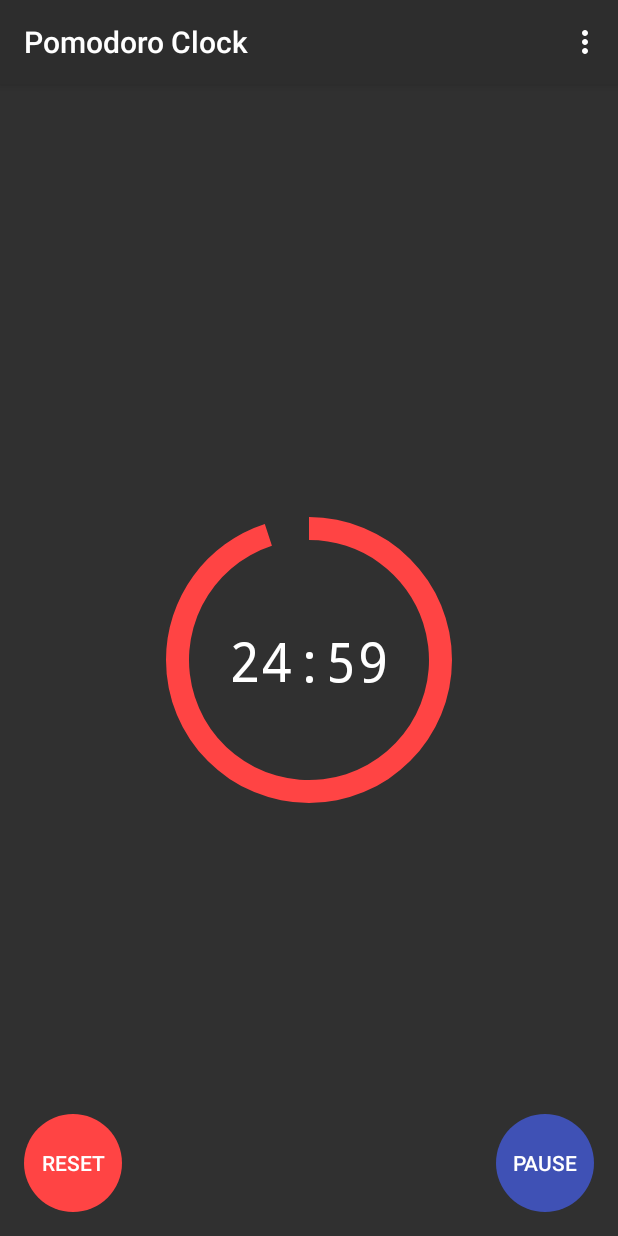
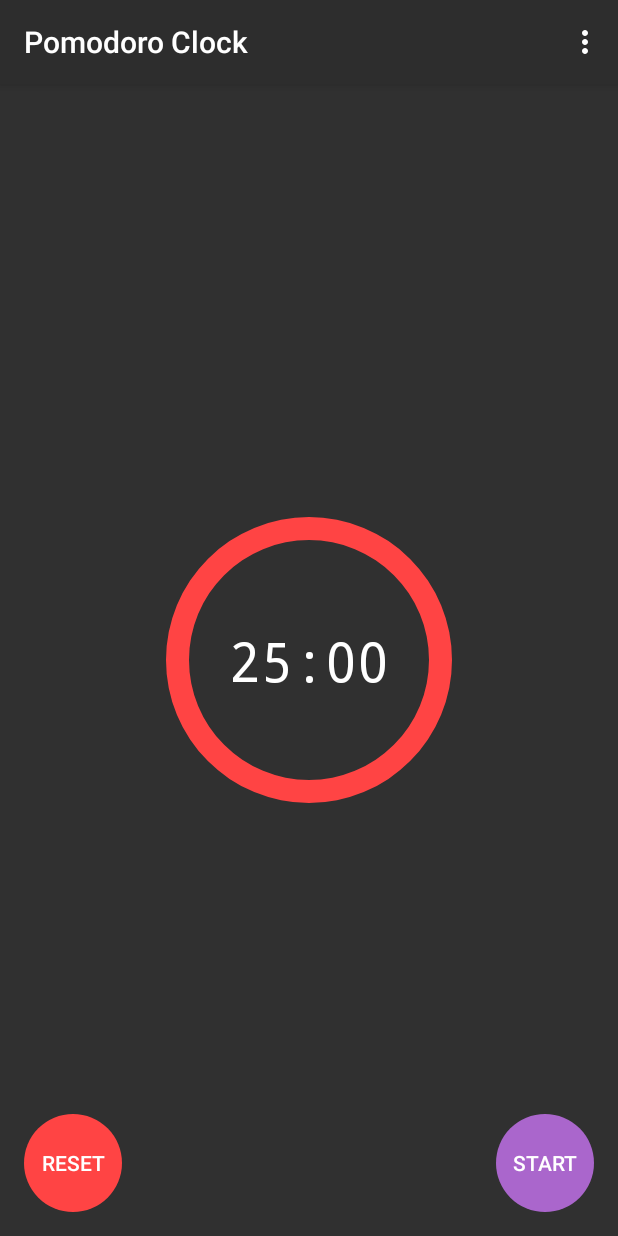
Before and after one commit to Matheus-0/Pomodoro-Clock, an Android app: the screen it shows after launch (MainActivity), after a tap on "RESET", on a phone screen of 412 x 824 dp. Run offline under Robolectric (Android 15) with nearby library versions, the phone set to English and light mode, and no system bars.

Commit message:
Added all the functionalities for the timer and did some improvements in the code.

```diff
--- a/app/src/main/java/com/example/pomodoroclock/MainActivity.java
+++ b/app/src/main/java/com/example/pomodoroclock/MainActivity.java
@@ -1,44 +1,57 @@
 package com.example.pomodoroclock;
 
+import androidx.annotation.NonNull;
 import androidx.appcompat.app.AppCompatActivity;
 
 import android.os.Bundle;
 import android.os.CountDownTimer;
 import android.view.Menu;
 import android.view.View;
+import android.widget.Button;
+import android.widget.ProgressBar;
 import android.widget.TextView;
 
 import java.util.concurrent.TimeUnit;
 
 public class MainActivity extends AppCompatActivity {
+    boolean isThereTimer = false;
+    boolean isTimeRunning = false;
+    long startTime = 1500000;
+    long millisLeft = startTime;
+    Button resumePauseButton, resetButton;
+    CountDownTimer timer;
+    ProgressBar timerProgressBar;
     TextView timerText;
-
-    public void startTimer(View view) {
-        timerText = findViewById(R.id.textView);
-
-        new CountDownTimer(1500000, 1000) {
-
-            @Override
-            public void onTick(long millisUntilFinished) {
-                String second = String.valueOf(TimeUnit.MILLISECONDS.toSeconds(millisUntilFinished) % 60);
-                String minute = String.valueOf(TimeUnit.MILLISECONDS.toMinutes(millisUntilFinished) % 60);
-
-                if (Integer.parseInt(second) < 10)
-                    second = "0" + second;
-
-                timerText.setText(getString(R.string.time, minute, second));
-            }
-
-            @Override
-            public void onFinish() {
-            }
-        }.start();
-    }
 
     @Override
     protected void onCreate(Bundle savedInstanceState) {
         super.onCreate(savedInstanceState);
         setContentView(R.layout.activity_main);
+
+        resumePauseButton = findViewById(R.id.resumePauseButton);
+        resetButton = findViewById(R.id.resetButton);
+        timerProgressBar = findViewById(R.id.progressBar);
+        timerText = findViewById(R.id.textView);
+
+        timerProgressBar.setMax((int) TimeUnit.MILLISECONDS.toSeconds(startTime));
+        timerProgressBar.setProgress(timerProgressBar.getMax());
+
+        resumePauseButton.setOnClickListener(new View.OnClickListener() {
+            @Override
+            public void onClick(View v) {
+                if (isTimeRunning)
+                    pauseTimer();
+                else
+                    startTimer();
+            }
+        });
+
+        resetButton.setOnClickListener(new View.OnClickListener() {
+            @Override
+            public void onClick(View v) {
+                resetTimer();
+            }
+        });
     }
 
     @Override
@@ -47,4 +60,91 @@ public class MainActivity extends AppCompatActivity {
 
         return true;
     }
+
+    private void startTimer() {
+        isThereTimer = true;
+        isTimeRunning = true;
+
+        timer = new CountDownTimer(millisLeft, 10) {
+
+            @Override
+            public void onTick(long millisUntilFinished) {
+                millisLeft = millisUntilFinished;
+
+                updateTimerProgress();
+            }
+
+            @Override
+            public void onFinish() {
+                resetTimer();
+            }
+        }.start();
+
+        updateResumePauseButton();
+    }
+
+    private void destroyTimer() {
+        timer.cancel();
+
+        isThereTimer = false;
+        isTimeRunning = false;
+    }
+
+    private void pauseTimer() {
+        destroyTimer();
+        updateResumePauseButton();
+    }
+
+    private void resetTimer() {
+        if (isThereTimer)
+            destroyTimer();
+
+        millisLeft = startTime;
+
+        updateTimerProgress();
+        resetResumePauseButton();
+    }
+
+    private void updateTimerProgress() {
+        String second = String.valueOf(TimeUnit.MILLISECONDS.toSeconds(millisLeft) % 60);
+        String minute = String.valueOf(TimeUnit.MILLISECONDS.toMinutes(millisLeft) % 60);
+
+        if (Integer.parseInt(second) < 10)
+            second = "0" + second;
+
+        timerText.setText(getString(R.string.time, minute, second));
+        timerProgressBar.setProgress((int) TimeUnit.MILLISECONDS.toSeconds(millisLeft));
+    }
+
+    private void updateResumePauseButton() {
+        resumePauseButton.setText(getString((isTimeRunning) ? R.string.button_pause : R.string.button_play));
+    }
+
+    private void resetResumePauseButton() {
+        resumePauseButton.setText(getString(R.string.button_default));
+    }
+
+    @Override
+    protected void onSaveInstanceState(@NonNull Bundle outState) {
+        super.onSaveInstanceState(outState);
+
+        outState.putBoolean("isThereTimer", isThereTimer);
+        outState.putBoolean("isTimeRunning", isTimeRunning);
+        outState.putLong("millisLeft", millisLeft);
+    }
+
+    @Override
+    protected void onRestoreInstanceState(@NonNull Bundle savedInstanceState) {
+        super.onRestoreInstanceState(savedInstanceState);
+
+        isThereTimer = savedInstanceState.getBoolean("isThereTimer");
+        isTimeRunning = savedInstanceState.getBoolean("isTimeRunning");
+        millisLeft = savedInstanceState.getLong("millisLeft");
+
+        updateTimerProgress();
+        updateResumePauseButton();
+
+        if (isTimeRunning)
+            startTimer();
+    }
 }
--- a/app/src/main/res/layout/activity_main.xml
+++ b/app/src/main/res/layout/activity_main.xml
@@ -13,7 +13,7 @@
         android:layout_height="200dp"
         android:fadeScrollbars="false"
         android:max="100"
-        android:progress="95"
+        android:progress="0"
         android:progressDrawable="@drawable/ic_circular"
         android:progressTint="@android:color/holo_red_light"
         android:rotation="270"
@@ -21,20 +21,6 @@
         app:layout_constraintEnd_toEndOf="parent"
         app:layout_constraintStart_toStartOf="parent"
         app:layout_constraintTop_toTopOf="parent" />
-
-    <ToggleButton
-        android:id="@+id/toggleButton"
-        android:layout_width="65dp"
-        android:layout_height="65dp"
-        android:layout_marginEnd="16dp"
-        android:layout_marginBottom="16dp"
-        android:background="@drawable/ic_round_circle"
-        android:backgroundTint="#3F51B5"
-        android:textColor="#FFFFFF"
-        android:textOff="@string/button_off"
-        android:textOn="@string/button_on"
-        app:layout_constraintBottom_toBottomOf="parent"
-        app:layout_constraintEnd_toEndOf="parent" />
 
     <TextView
         android:id="@+id/textView"
@@ -57,9 +43,20 @@
         android:layout_marginBottom="16dp"
         android:background="@drawable/ic_round_circle"
         android:backgroundTint="@android:color/holo_red_light"
-        android:onClick="startTimer"
         android:text="@string/button_reset"
         app:layout_constraintBottom_toBottomOf="parent"
         app:layout_constraintStart_toStartOf="parent" />
 
+    <Button
+        android:id="@+id/resumePauseButton"
+        android:layout_width="65dp"
+        android:layout_height="65dp"
+        android:layout_marginEnd="16dp"
+        android:layout_marginBottom="16dp"
+        android:background="@drawable/ic_round_circle"
+        android:backgroundTint="@android:color/holo_purple"
+        android:text="@string/button_default"
+        app:layout_constraintBottom_toBottomOf="parent"
+        app:layout_constraintEnd_toEndOf="parent" />
+
 </androidx.constraintlayout.widget.ConstraintLayout>
--- a/app/src/main/res/values/strings.xml
+++ b/app/src/main/res/values/strings.xml
@@ -1,10 +1,11 @@
 <resources>
     <string name="app_name">Pomodoro Clock</string>
-    <string name="button_on">Resume</string>
-    <string name="button_off">Pause</string>
+    <string name="button_play">Resume</string>
+    <string name="button_pause">Pause</string>
     <string name="button_reset">Reset</string>
     <string name="working_timer_option">Set working time</string>
     <string name="break_timer_option">Set break time</string>
     <string name="time">%1$s:%2$s</string>
     <string name="default_time">25:00</string>
+    <string name="button_default">Start</string>
 </resources>
```
